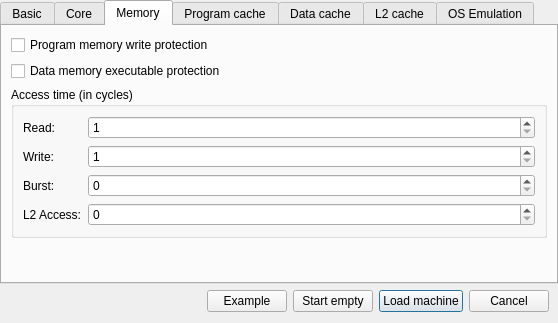
This is src/gui/dialogs/new/NewDialog.ui in cvut/qtrvsim as Qt 5 draws it before an edit. The edited form follows.
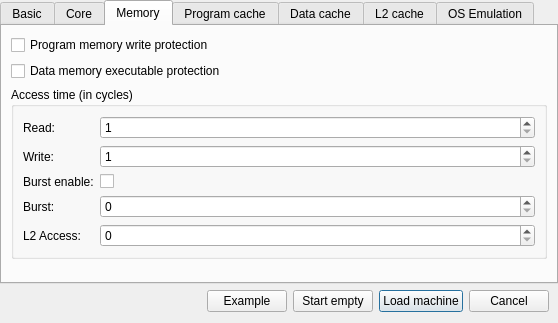
This is the edited form. The open tabs and pages were chosen to show the change.

Commit message:
Machine and GUI: add explicit checkbox to enable burst access
This allows to use burst/whole line transfer between L1I/D and L2 cache
where penalty is only defined by L2 access penalty.

Patch:
```diff
--- a/src/gui/dialogs/new/NewDialog.ui
+++ b/src/gui/dialogs/new/NewDialog.ui
@@ -259,13 +259,27 @@
            </widget>
           </item>
           <item row="2" column="0">
+           <widget class="QLabel" name="label_burts_enable">
+            <property name="text">
+             <string>Burst enable:</string>
+            </property>
+           </widget>
+          </item>
+          <item row="2" column="1">
+           <widget class="QCheckBox" name="mem_enable_burst">
+            <property name="checked">
+             <bool>false</bool>
+            </property>
+           </widget>
+          </item>
+          <item row="3" column="0">
            <widget class="QLabel" name="label_burts">
             <property name="text">
              <string>Burst:</string>
             </property>
            </widget>
           </item>
-          <item row="2" column="1">
+          <item row="3" column="1">
            <widget class="QSpinBox" name="mem_time_burst">
             <property name="minimum">
              <number>0</number>
@@ -275,14 +289,14 @@
             </property>
            </widget>
           </item>
-          <item row="3" column="0">
+          <item row="4" column="0">
            <widget class="QLabel" name="label_level2">
             <property name="text">
              <string>L2 Access:</string>
             </property>
            </widget>
           </item>
-          <item row="3" column="1">
+          <item row="4" column="1">
            <widget class="QSpinBox" name="mem_time_level2">
             <property name="minimum">
              <number>0</number>
```
The commit also changes 7 other files.
